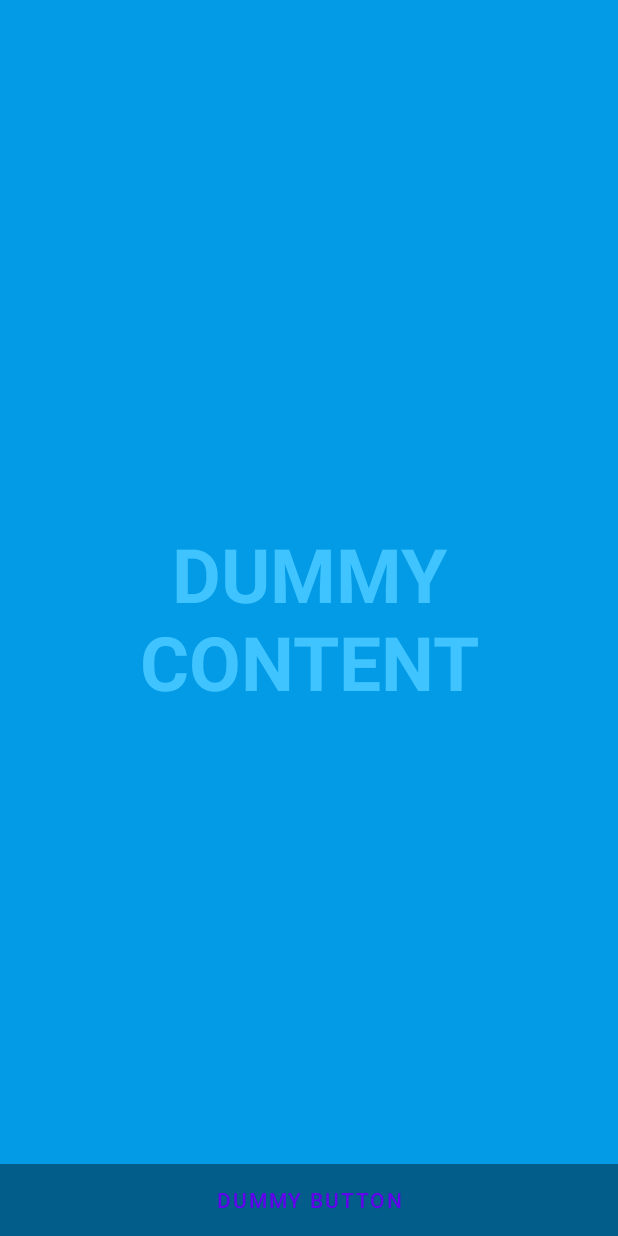
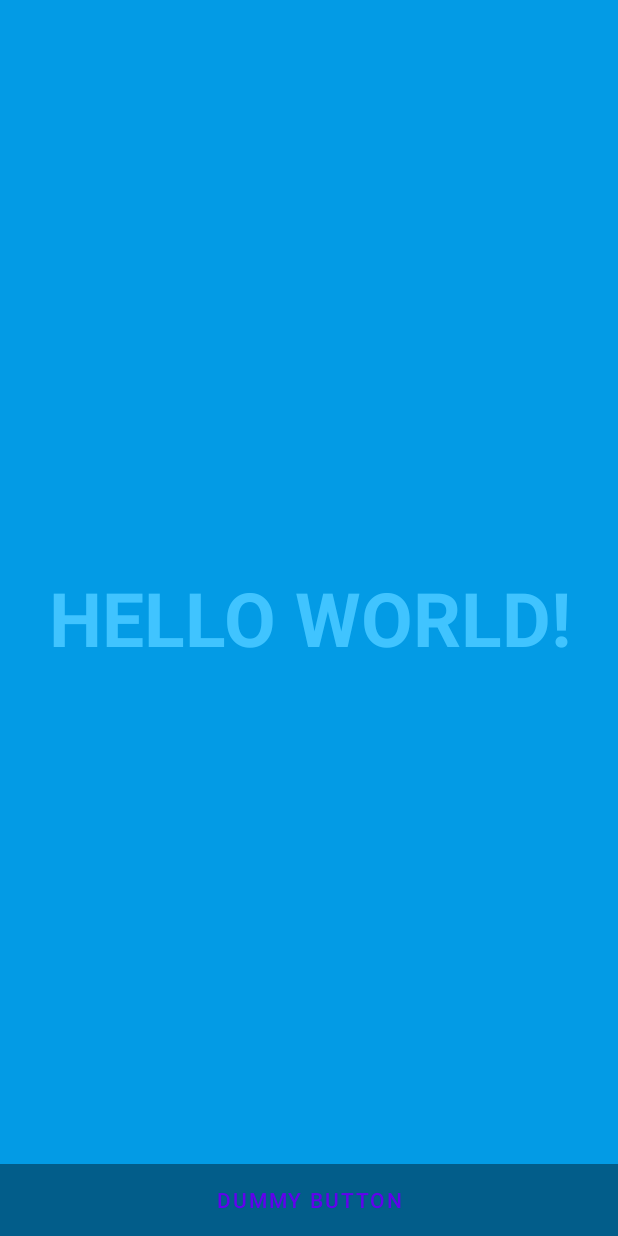
Before and after one commit to marcomaida/treecode, an Android app: the layout activity_fullscreen.xml on its own in the app's theme, with its tools: preview values and no code run, on a phone screen of 412 x 824 dp. Run offline under Robolectric (Android 15) with nearby library versions, the phone set to English and light mode, and no system bars.

Commit message:
First run on tree scanner

```diff
--- a/treescanner/app/src/main/AndroidManifest.xml
+++ b/treescanner/app/src/main/AndroidManifest.xml
@@ -1,6 +1,11 @@
 <?xml version="1.0" encoding="utf-8"?>
 <manifest xmlns:android="http://schemas.android.com/apk/res/android"
     package="com.example.treescanner">
+
+    <!-- Declare features -->
+    <uses-feature android:name="android.hardware.camera" />
+    <!-- Declare permissions -->
+    <uses-permission android:name="android.permission.CAMERA" />
 
     <application
         android:allowBackup="true"
--- /dev/null
+++ b/treescanner/app/src/main/java/com/example/treescanner/CameraPreview.kt
@@ -0,0 +1,6 @@
+package com.example.treescanner
+
+/** A basic Camera preview class */
+class CameraPreview(){
+
+}
--- a/treescanner/app/src/main/res/layout/activity_fullscreen.xml
+++ b/treescanner/app/src/main/res/layout/activity_fullscreen.xml
@@ -40,7 +40,7 @@
             <Button
                 android:id="@+id/dummy_button"
                 style="?android:attr/buttonBarButtonStyle"
-                android:layout_width="0dp"
+                android:layout_width="172dp"
                 android:layout_height="wrap_content"
                 android:layout_weight="1"
                 android:text="@string/dummy_button" />
--- a/treescanner/app/src/main/res/values/strings.xml
+++ b/treescanner/app/src/main/res/values/strings.xml
@@ -1,5 +1,5 @@
 <resources>
     <string name="app_name">treescanner</string>
     <string name="dummy_button">Dummy Button</string>
-    <string name="dummy_content">DUMMY\nCONTENT</string>
+    <string name="dummy_content">HELLO WORLD!</string>
 </resources>
```
